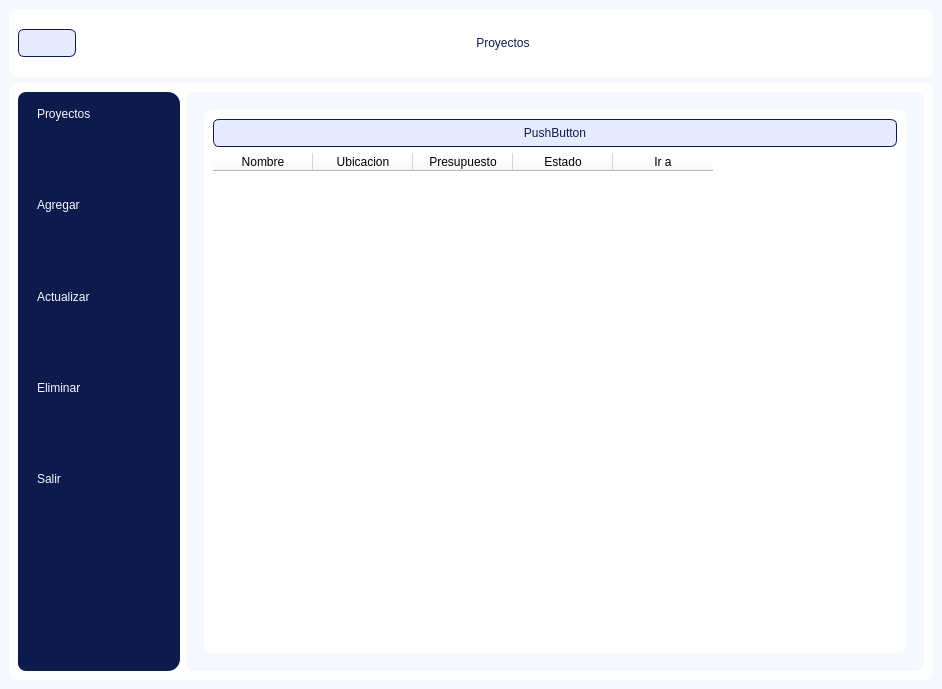
Old version of the form ui/menu_proyectos.ui in the repository LC-5397/Mc_Carso.
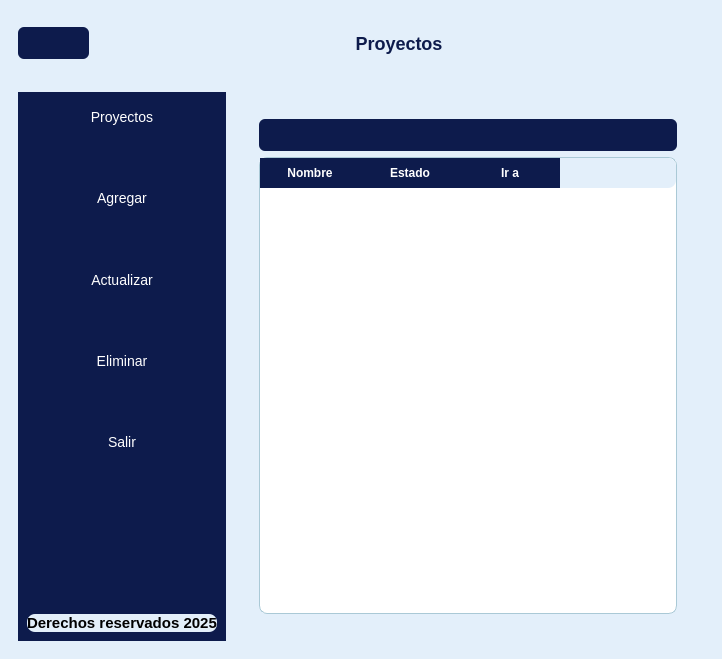
New version of the form. The open tabs and pages were chosen to show the change. Icons and pictures are not drawn.

```diff
--- a/ui/menu_proyectos.ui
+++ b/ui/menu_proyectos.ui
@@ -6,15 +6,135 @@
    <rect>
     <x>0</x>
     <y>0</y>
-    <width>942</width>
-    <height>689</height>
+    <width>722</width>
+    <height>659</height>
    </rect>
   </property>
   <property name="windowTitle">
    <string>MainWindow</string>
   </property>
   <property name="styleSheet">
-   <string notr="true">/* ======== GENERAL ======== */ QMainWindow { background-color: #f5f8ff; /* Fondo azul muy claro */ } QFrame { background-color: #ffffff; border-radius: 8px; } /* ======== MENÚ LATERAL ======== */ #frame_botones_menu { background-color: #0d1b4c; /* Azul oscuro elegante */ border-top-right-radius: 12px; border-bottom-right-radius: 12px; } #frame_paginas { background-color: #f5f8ff; } /* ======== BOTONES GENERALES ======== */ QPushButton { background-color: #e6ecff; border: 1px solid #0d1b4c; border-radius: 6px; padding: 6px 12px; color: #0d1b4c; font: bold 9pt &quot;Segoe UI&quot;; } QPushButton:hover { background-color: #b8c8ff; border: 1px solid #233d91; } QPushButton:pressed { background-color: #0d1b4c; color: #ffffff; } /* ======== BOTONES DEL MENÚ ======== */ #boton_proyectos, #boton_agregar, #boton_actualizar, #boton_eliminar, #boton_salir { background-color: transparent; border: none; color: #f5f8ff; font: bold 9pt &quot;Segoe UI&quot;; text-align: left; padding: 6px 10px; } #boton_proyectos:hover, #boton_agregar:hover, #boton_actualizar:hover, #boton_eliminar:hover, #boton_salir:hover { background-color: #233d91; border-left: 4px solid #f5f8ff; } /* ======== CAMPOS DE TEXTO ======== */ QLineEdit { background-color: #ffffff; border: 1px solid #8ea8ff; border-radius: 4px; padding: 4px; color: #0d1b4c; selection-background-color: #0d1b4c; selection-color: #ffffff; } QLineEdit:focus { border: 1px solid #0d1b4c; } /* ======== LABELS ======== */ QLabel { color: #0d1b4c; font: 9pt &quot;Segoe UI&quot;; } /* ======== BOTÓN PRINCIPAL (ej. Agregar) ======== */ #boton_agregar_agregar, #boton_actualizar_actualizar, #boton_eliminar_eliminar{ background-color: #0d1b4c; color: white; border-radius: 10px; padding: 6px 18px; font: bold 10pt &quot;Segoe UI&quot;; } #boton_agregar_agregar:hover { background-color: #233d91; } #boton_agregar_agregar:pressed { background-color: #001a66; } /* ======== STACKED WIDGET ======== */ QStackedWidget { background-color: #f5f8ff; } /* ======== TÍTULO SUPERIOR ======== */ #label { font: bold 12pt &quot;Segoe UI&quot;; color: #0d1b4c; background-color: transparent; }</string>
+   <string notr="true">/* ============================
+   ======== GENERAL ===========
+   ============================ */
+
+QMainWindow {
+    background-color: #E3EFFA; /* Fondo azul muy claro */
+}
+
+QFrame {
+    background-color: #E3EFFA;
+    border-radius: 8px;
+}
+
+QLabel {
+    font-size: 15px;
+    font-weight: bold;
+}
+
+QLineEdit {
+    background-color: #ffffff;
+    border: 2px solid #aac9d6;
+    padding: 6px;
+    border-radius: 6px;
+    font-size: 14px;
+    color: #0d1b4c;
+}
+
+QLineEdit:focus {
+    border: 2px solid #3b6ea5;
+    background-color: #ffffff;
+}
+
+/* ============================
+   ======== BOTONES ===========
+   ============================ */
+
+QPushButton {
+    background-color: #0d1b4c;
+    color: white;
+    padding: 8px 16px;
+    border-radius: 6px;
+    font-size: 14px;
+}
+
+QPushButton:hover {
+    background-color: #152a78;
+}
+
+QPushButton:pressed {
+    background-color: #0a1438;
+}
+
+/* ============================
+   ===== MENÚ LATERAL =========
+   ============================ */
+
+#frame_botones_menu {
+    background-color: #0d1b4c; /* Azul oscuro */
+    border-radius: 0px;
+}
+
+#label_menu {
+    color: #0d1b4c;
+    font-size: 18px;
+    font-weight: bold;
+}
+
+/* ============================
+   === TABLAS (si usas) =======
+   ============================ */
+
+QTableWidget {
+    background-color: #ffffff;
+    border: 1px solid #aac9d6;
+    gridline-color: #c1d7e3;
+    font-size: 14px;
+}
+
+QHeaderView::section {
+    background-color: #0d1b4c;
+    color: white;
+    padding: 6px;
+    border: none;
+    font-weight: bold;
+}
+
+/* ============================
+   === PÁGINA DE DETALLES =====
+   ============================ */
+
+#page_detalle_proyecto {
+    background-color: #CFE4FA; /* Fondo azul suave */
+    border-radius: 8px;
+}
+
+/* LineEdit de detalles */
+
+#nombre_detalles,
+#ubicacion_detalles,
+#cliente_detalles,
+#presupuesto_detalles,
+#estado_detalles,
+#descripcion_detalles {
+    background-color: #ffffff;
+    border: 2px solid #aac9d6;
+    padding: 6px;
+    border-radius: 6px;
+    font-size: 14px;
+    color: #0d1b4c;
+}
+
+#nombre_detalles:focus,
+#ubicacion_detalles:focus,
+#cliente_detalles:focus,
+#presupuesto_detalles:focus,
+#estado_detalles:focus,
+#descripcion_detalles:focus {
+    border: 2px solid #3b6ea5;
+}
+
+</string>
   </property>
   <widget class="QWidget" name="centralwidget">
    <layout class="QVBoxLayout" name="verticalLayout" stretch="1,9">
@@ -67,23 +187,21 @@
         <widget class="QLabel" name="label_menu">
          <property name="minimumSize">
           <size>
-           <width>100</width>
+           <width>200</width>
            <height>50</height>
           </size>
          </property>
          <property name="maximumSize">
           <size>
-           <width>100</width>
+           <width>300</width>
            <height>50</height>
           </size>
          </property>
          <property name="font">
           <font>
-           <family>Segoe UI</family>
-           <pointsize>9</pointsize>
-           <weight>50</weight>
-           <italic>false</italic>
-           <bold>false</bold>
+           <pointsize>-1</pointsize>
+           <weight>75</weight>
+           <bold>true</bold>
           </font>
          </property>
          <property name="text">
@@ -127,9 +245,15 @@
       <layout class="QHBoxLayout" name="horizontalLayout_2">
        <item>
         <widget class="QFrame" name="frame_botones_menu">
+         <property name="minimumSize">
+          <size>
+           <width>0</width>
+           <height>0</height>
+          </size>
+         </property>
          <property name="maximumSize">
           <size>
-           <width>200</width>
+           <width>16777215</width>
            <height>16777215</height>
           </size>
          </property>
@@ -338,16 +462,6 @@
                      <string>Nombre</string>
                     </property>
                    </column>
-                   <column>
-                    <property name="text">
-                     <string>Ubicacion</string>
-                    </property>
-                   </column>
-                   <column>
-                    <property name="text">
-                     <string>Presupuesto</string>
-                    </property>
-                   </column>
                    <column>
                     <property name="text">
                      <string>Estado</string>
@@ -363,7 +477,17 @@
                  <item row="0" column="0">
                   <widget class="QPushButton" name="botonaccion_refrescar">
                    <property name="text">
-                    <string>PushButton</string>
+                    <string/>
+                   </property>
+                   <property name="icon">
+                    <iconset>
+                     <normaloff>../resources/imagenes/proyectos/reloading.png</normaloff>../resources/imagenes/proyectos/reloading.png</iconset>
+                   </property>
+                   <property name="iconSize">
+                    <size>
+                     <width>45</width>
+                     <height>45</height>
+                    </size>
                    </property>
                   </widget>
                  </item>
```
Left out of the diff: 21 changed lines with no effect on the pictures.
